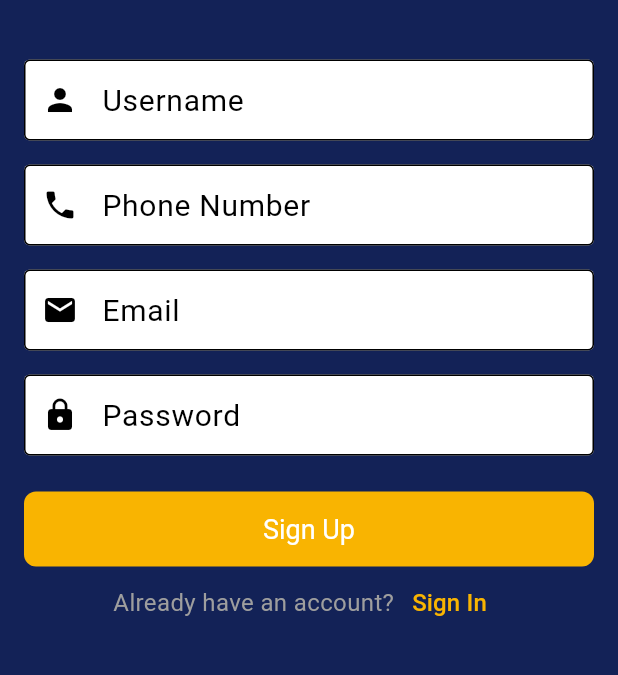
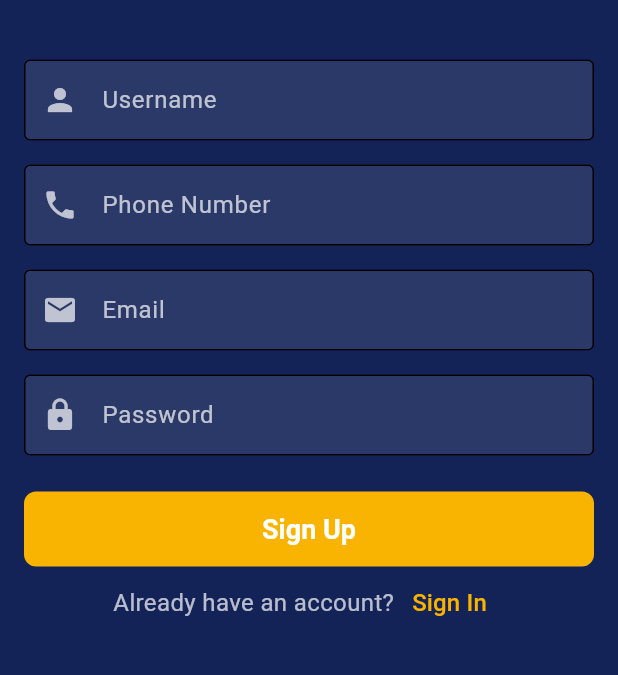
Before and after one commit to sashwatt/borrowbox, a Flutter app: the SignupPage screen opened directly, on a phone screen of 412 x 824 dp, the part 446-1121 px from its top. Run offline on Flutter 3.47's test engine with Material 3 defaults, Android fonts, the phone set to English and light mode, and no system bars; our stand-ins replace bloc, dartz, equatable, flutter_bloc, get_it, hive_flutter; accounts and stored records are empty; Roboto replaces fonts that are missing (Montserrat); statements that could not run were skipped.

Commit message:
signup page enhancements

```diff
--- a/tech_rental/lib/features/auth/presentation/view/signup_page.dart
+++ b/tech_rental/lib/features/auth/presentation/view/signup_page.dart
@@ -1,5 +1,3 @@
-// tech_rental/lib/features/auth/presentation/view/signup_page.dart
-
 import 'package:flutter/material.dart';
 import 'package:flutter_bloc/flutter_bloc.dart';
 import 'package:tech_rental/app/di/di.dart';
@@ -46,13 +44,15 @@ class SignupPage extends StatelessWidget {
                 // Username Field
                 TextFormField(
                   controller: _usernameController,
-                  decoration: const InputDecoration(
+                  decoration: InputDecoration(
                     labelText: 'Username',
-                    border: OutlineInputBorder(),
-                    prefixIcon: Icon(Icons.person),
+                    labelStyle: const TextStyle(color: Colors.white70),
+                    border: const OutlineInputBorder(),
+                    prefixIcon: const Icon(Icons.person, color: Colors.white70),
                     filled: true,
-                    fillColor: Colors.white,
+                    fillColor: Colors.white.withOpacity(0.1),
                   ),
+                  style: const TextStyle(color: Colors.white),
                   validator: (value) =>
                       value!.isEmpty ? 'Enter your username' : null,
                 ),
@@ -62,13 +62,15 @@ class SignupPage extends StatelessWidget {
                 TextFormField(
                   controller: _phoneController,
                   keyboardType: TextInputType.phone,
-                  decoration: const InputDecoration(
-                    prefixIcon: Icon(Icons.phone),
+                  decoration: InputDecoration(
+                    prefixIcon: const Icon(Icons.phone, color: Colors.white70),
                     labelText: 'Phone Number',
-                    border: OutlineInputBorder(),
+                    labelStyle: const TextStyle(color: Colors.white70),
+                    border: const OutlineInputBorder(),
                     filled: true,
-                    fillColor: Colors.white,
+                    fillColor: Colors.white.withOpacity(0.1),
                   ),
+                  style: const TextStyle(color: Colors.white),
                   validator: (value) =>
                       value!.isEmpty ? 'Enter your phone number' : null,
                 ),
@@ -78,13 +80,15 @@ class SignupPage extends StatelessWidget {
                 TextFormField(
                   controller: _emailController,
                   keyboardType: TextInputType.emailAddress,
-                  decoration: const InputDecoration(
-                    prefixIcon: Icon(Icons.email),
+                  decoration: InputDecoration(
+                    prefixIcon: const Icon(Icons.email, color: Colors.white70),
                     labelText: 'Email',
-                    border: OutlineInputBorder(),
+                    labelStyle: const TextStyle(color: Colors.white70),
+                    border: const OutlineInputBorder(),
                     filled: true,
-                    fillColor: Colors.white,
+                    fillColor: Colors.white.withOpacity(0.1),
                   ),
+                  style: const TextStyle(color: Colors.white),
                   validator: (value) =>
                       value!.isEmpty ? 'Enter your email' : null,
                 ),
@@ -94,13 +98,15 @@ class SignupPage extends StatelessWidget {
                 TextFormField(
                   controller: _passwordController,
                   obscureText: true,
-                  decoration: const InputDecoration(
-                    prefixIcon: Icon(Icons.lock),
+                  decoration: InputDecoration(
+                    prefixIcon: const Icon(Icons.lock, color: Colors.white70),
                     labelText: 'Password',
-                    border: OutlineInputBorder(),
+                    labelStyle: const TextStyle(color: Colors.white70),
+                    border: const OutlineInputBorder(),
                     filled: true,
-                    fillColor: Colors.white,
+                    fillColor: Colors.white.withOpacity(0.1),
                   ),
+                  style: const TextStyle(color: Colors.white),
                   validator: (value) =>
                       value!.isEmpty ? 'Enter your password' : null,
                 ),
@@ -130,7 +136,10 @@ class SignupPage extends StatelessWidget {
                   ),
                   child: const Text(
                     'Sign Up',
-                    style: TextStyle(fontSize: 18, color: Colors.white),
+                    style: TextStyle(
+                        fontSize: 18,
+                        color: Colors.white,
+                        fontWeight: FontWeight.bold),
                   ),
                 ),
 
@@ -140,7 +149,7 @@ class SignupPage extends StatelessWidget {
                   children: [
                     const Text(
                       "Already have an account?",
-                      style: TextStyle(color: Colors.grey, fontSize: 16),
+                      style: TextStyle(color: Colors.white70, fontSize: 16),
                     ),
                     TextButton(
                       onPressed: () {
```
